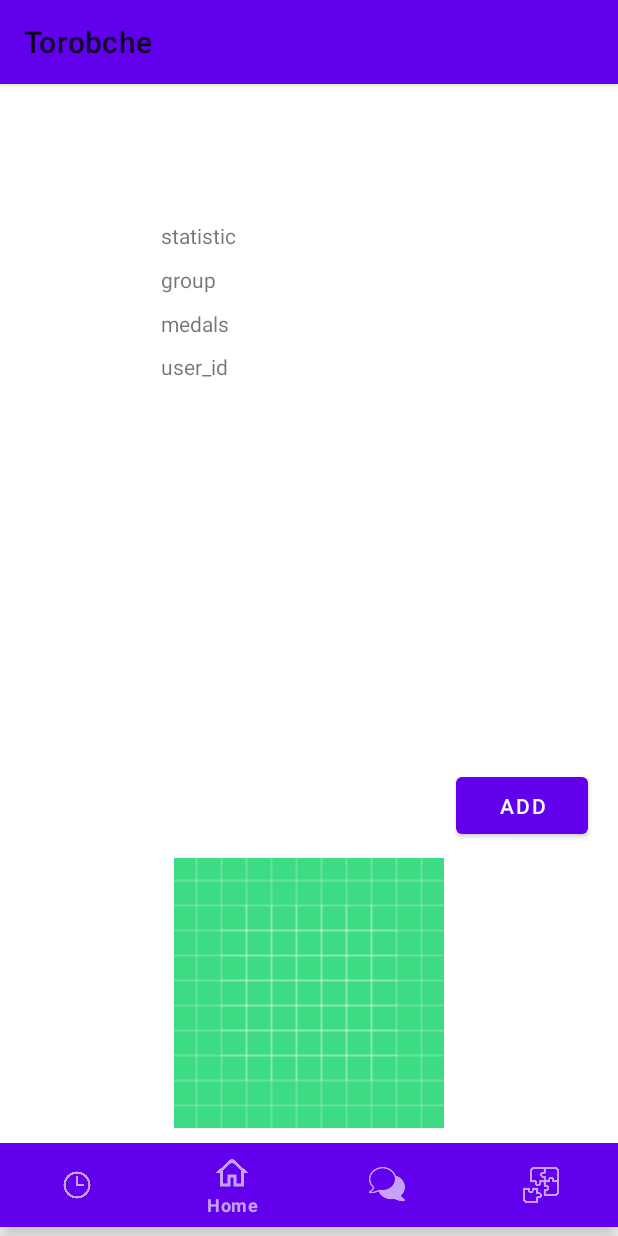
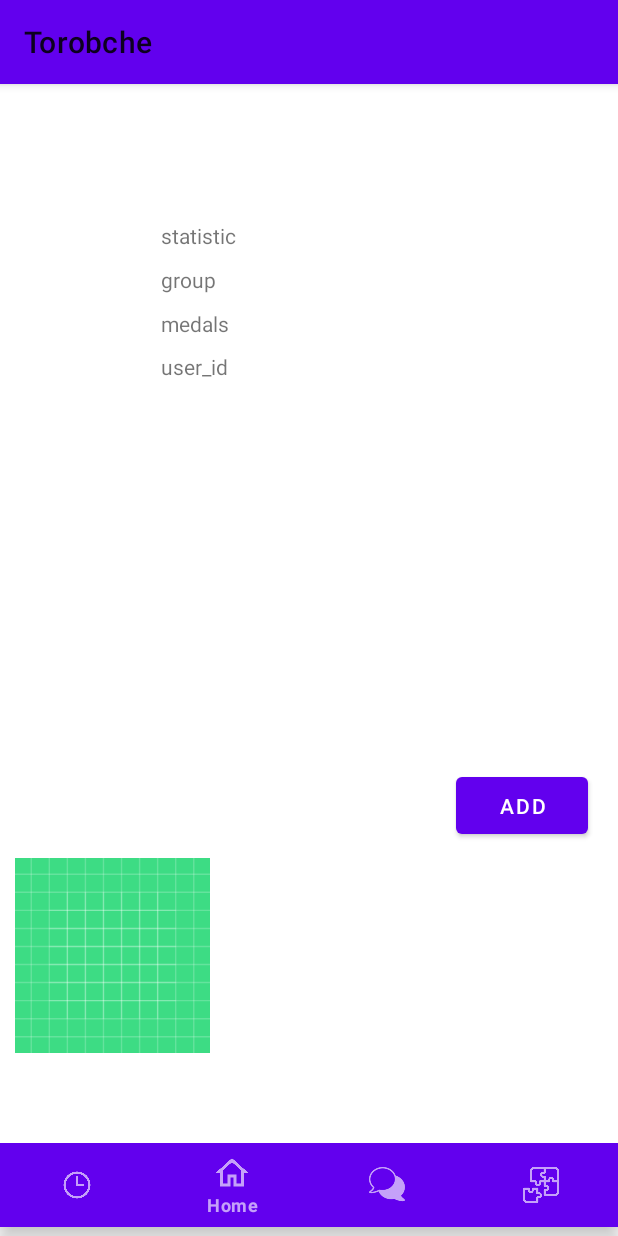
Before and after one commit to MohsenDehghankar/TorobcheApp, an Android app: the screen it shows after launch (Home), on a phone screen of 412 x 824 dp. Run offline under Robolectric (Android 15) with nearby library versions, the phone set to English and light mode, and no system bars; libraries missing offline, so code that uses them is left out: com.parse; 1 statement that could not run was skipped.

Commit message:
add category select adapter

```diff
--- a/app/src/main/java/com/sharifdev/torobche/CategoryRecyclerViewAdapter.java
+++ b/app/src/main/java/com/sharifdev/torobche/CategoryRecyclerViewAdapter.java
@@ -4,6 +4,7 @@ import android.view.LayoutInflater;
 import android.view.View;
 import android.view.ViewGroup;
 import android.widget.ImageView;
+import android.widget.LinearLayout;
 
 import androidx.recyclerview.widget.RecyclerView;
 
@@ -19,7 +20,7 @@ public class CategoryRecyclerViewAdapter extends RecyclerView.Adapter<CategoryRe
 
     @Override
     public ViewHolder onCreateViewHolder(ViewGroup parent, int viewType) {
-        ImageView view =(ImageView) LayoutInflater.from(parent.getContext())
+        LinearLayout view =(LinearLayout) LayoutInflater.from(parent.getContext())
                 .inflate(R.layout.category_item, parent, false);
         return new ViewHolder(view);
     }
@@ -37,9 +38,9 @@ public class CategoryRecyclerViewAdapter extends RecyclerView.Adapter<CategoryRe
     public static class ViewHolder extends RecyclerView.ViewHolder {
         public ImageView mImageView;
 
-        public ViewHolder(ImageView view) {
+        public ViewHolder(LinearLayout view) {
             super(view);
-            mImageView = view;
+            mImageView = view.findViewById(R.id.category_image);
         }
     }
 }
--- a/app/src/main/res/layout/category_item.xml
+++ b/app/src/main/res/layout/category_item.xml
@@ -1,9 +1,11 @@
 <?xml version="1.0" encoding="utf-8"?>
-<ImageView xmlns:android="http://schemas.android.com/apk/res/android"
-    android:id="@+id/label"
-    android:layout_width="fill_parent"
-    android:layout_height="fill_parent"
-    android:padding="10dip"
-    android:maxHeight="150dp"
-    android:minWidth="150dp">
-</ImageView>
+<LinearLayout xmlns:android="http://schemas.android.com/apk/res/android"
+    android:orientation="vertical" android:layout_width="match_parent"
+    android:layout_height="match_parent">
+    <ImageView
+        android:id="@+id/category_image"
+        android:layout_width="150dp"
+        android:layout_height="150dp"
+        android:padding="10dp"
+        />
+</LinearLayout>
```
Also changed, not shown: app/src/main/java/com/sharifdev/torobche/SelectCategoryActivity.java (+31 -4 lines), app/src/main/res/layout/select_vategory_item.xml (added, +19 -0 lines).
